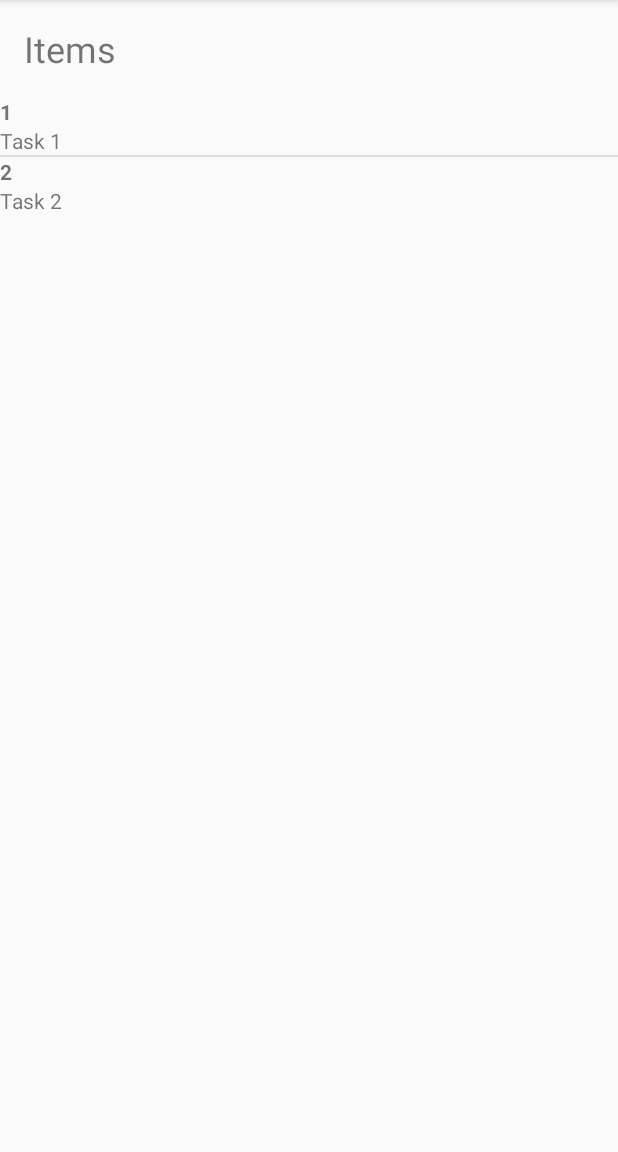
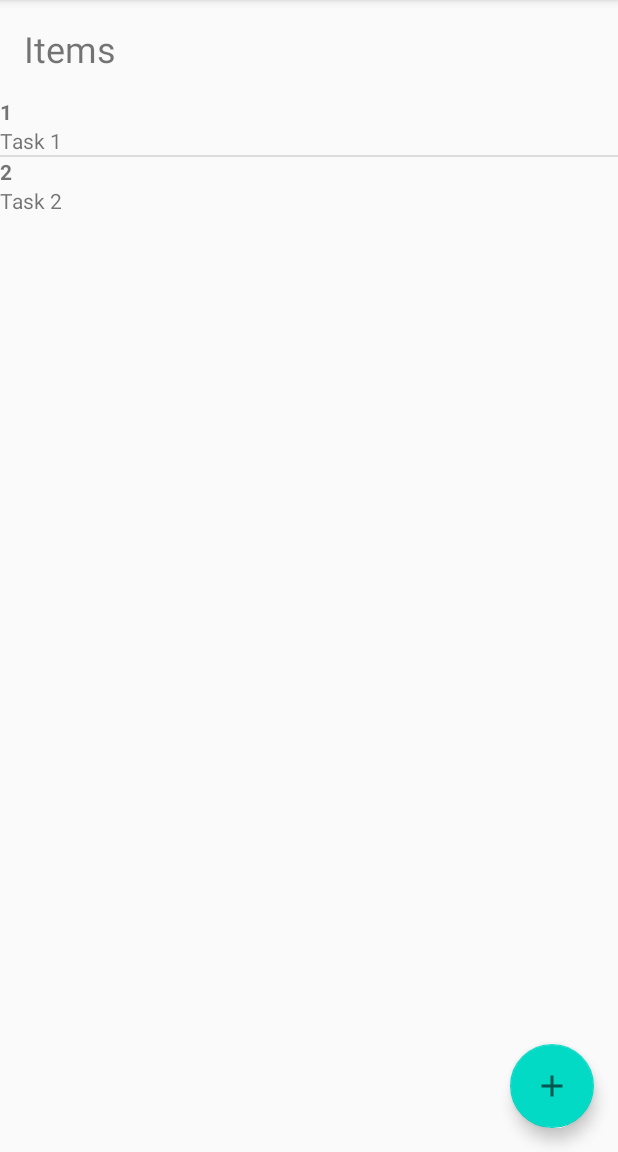
Before and after one commit to kseniaxen/demo-java-android-todo-2021, an Android app: the screen it shows after launch (MainActivity), on a phone screen of 412 x 824 dp, the part 84-1236 px from its top. Run offline under Robolectric (Android 15) with nearby library versions, the phone set to English and light mode, and no system bars.

Commit message:
floating action button

```diff
--- a/app/build.gradle
+++ b/app/build.gradle
@@ -28,8 +28,8 @@ dependencies {
 
     implementation fileTree(dir: "libs", include: ["*.jar"])
     implementation 'androidx.appcompat:appcompat:1.2.0'
-    implementation 'com.android.support:appcompat-v7:28.0.0'
     implementation 'com.android.support.constraint:constraint-layout:1.1.3'
+    implementation 'com.google.android.material:material:1.1.0'
     testImplementation 'junit:junit:4.12'
     androidTestImplementation 'androidx.test.ext:junit:1.1.2'
     androidTestImplementation 'androidx.test.espresso:espresso-core:3.3.0'
--- a/app/src/main/java/org/tyaa/demo/java/android/mytodolist/MainActivity.java
+++ b/app/src/main/java/org/tyaa/demo/java/android/mytodolist/MainActivity.java
@@ -2,8 +2,12 @@ package org.tyaa.demo.java.android.mytodolist;
 
 import androidx.appcompat.app.AppCompatActivity;
 import android.os.Bundle;
+import android.view.View;
 import android.widget.ArrayAdapter;
 import android.widget.ListView;
+import android.widget.Toast;
+
+import com.google.android.material.floatingactionbutton.FloatingActionButton;
 
 import java.util.ArrayList;
 import java.util.List;
@@ -30,5 +34,13 @@ public class MainActivity extends AppCompatActivity {
                 new TodoListAdapter(this, R.layout.todo_list_item, items);
         // подключение списка моделей данных к представлению списка
         todoItemsListView.setAdapter(adapter);
+        // найти главную кнопку действия (переход на экран добавления нового пункта списка)
+        FloatingActionButton fab = findViewById(R.id.addTodoItemFab);
+        fab.setOnClickListener(new View.OnClickListener() {
+            @Override
+            public void onClick(View view) {
+                Toast.makeText(MainActivity.this, "Test", Toast.LENGTH_LONG).show();
+            }
+        });
     }
 }
--- /dev/null
+++ b/app/src/main/res/drawable/ic_baseline_add_24.xml
@@ -0,0 +1,10 @@
+<vector xmlns:android="http://schemas.android.com/apk/res/android"
+        android:width="24dp"
+        android:height="24dp"
+        android:viewportWidth="24.0"
+        android:viewportHeight="24.0"
+        android:tint="?attr/colorControlNormal">
+    <path
+        android:fillColor="@android:color/white"
+        android:pathData="M19,13h-6v6h-2v-6H5v-2h6V5h2v6h6v2z"/>
+</vector>
--- a/app/src/main/res/layout/activity_main.xml
+++ b/app/src/main/res/layout/activity_main.xml
@@ -1,7 +1,11 @@
 <?xml version="1.0" encoding="utf-8"?>
-<LinearLayout xmlns:android="http://schemas.android.com/apk/res/android"
+<FrameLayout xmlns:android="http://schemas.android.com/apk/res/android"
     xmlns:app="http://schemas.android.com/apk/res-auto"
     xmlns:tools="http://schemas.android.com/tools"
+    android:layout_width="match_parent"
+    android:layout_height="match_parent"
+    >
+    <LinearLayout
         android:orientation="vertical"
         android:layout_width="match_parent"
         android:layout_height="match_parent">
@@ -20,3 +24,14 @@
 
         </ListView>
     </LinearLayout>
+    <com.google.android.material.floatingactionbutton.FloatingActionButton
+        android:id="@+id/addTodoItemFab"
+        android:scaleType="center"
+        android:layout_width="wrap_content"
+        android:layout_height="wrap_content"
+        android:layout_gravity="end|bottom"
+        android:src="@drawable/ic_baseline_add_24"
+        android:contentDescription="add a new todo item"
+        android:layout_margin="16dp">
+    </com.google.android.material.floatingactionbutton.FloatingActionButton>
+</FrameLayout>
```
Lines whose indentation alone changed are shown as unchanged.
